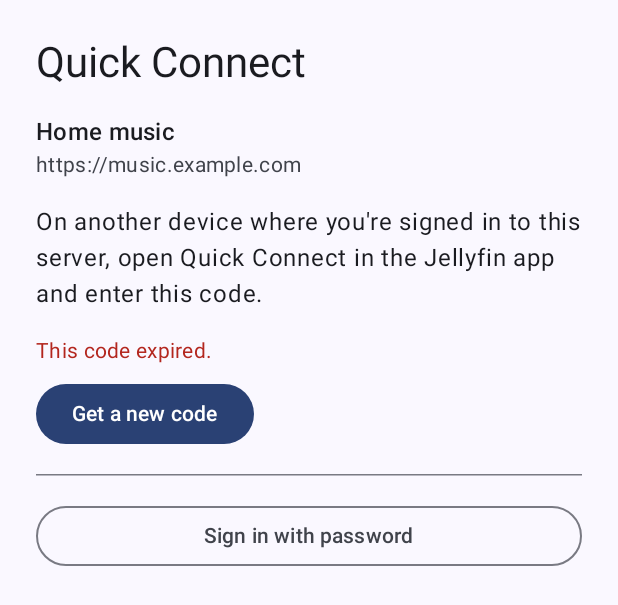
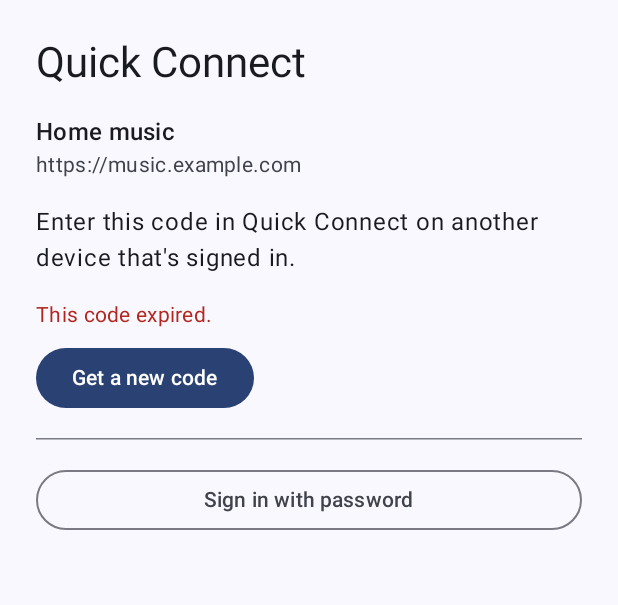
Before and after one commit to lorber13/jellyfin-music-player, an Android app built with Jetpack Compose: the @Preview function QuickConnectExpiredPreview, on a phone screen of 412 x 824 dp. Shown: the top 605 px of the screen. Run offline under Robolectric (Android 15) with nearby library versions, the phone set to English and light mode, and no system bars; our stand-ins replace Dagger/Hilt's generated code; libraries missing offline, so code that uses them is left out: androidx.hilt.lifecycle.

Commit message:
fix(login): shorten the quick connect instructions
The server is already shown above the text, and the code can also be
approved from the Jellyfin website, not only an app.

Refs: ACC-03

Co-Authored-By: Claude Opus 5.5 <noreply@anthropic.com>
Claude-Session: https://claude.ai/code/session_01UH3ktxKxyDc5yQHsZuS36w

```diff
--- a/feature/login/src/main/res/values/strings.xml
+++ b/feature/login/src/main/res/values/strings.xml
@@ -72,7 +72,7 @@
          app. "Quick Connect" is the name of a Jellyfin feature. -->
     <string name="feature_login_quick_connect_title">Quick Connect</string>
     <!-- Shown above the six-digit code on the Quick Connect screen. -->
-    <string name="feature_login_quick_connect_instructions">On another device where you\'re signed in to this server, open Quick Connect in the Jellyfin app and enter this code.</string>
+    <string name="feature_login_quick_connect_instructions">Enter this code in Quick Connect on another device that\'s signed in.</string>
     <!-- Shown next to a spinner while the app asks the server for a Quick Connect code. -->
     <string name="feature_login_quick_connect_requesting">Getting a code…</string>
     <!-- Shown next to a spinner under the code until the user approves it on another device. -->
```
